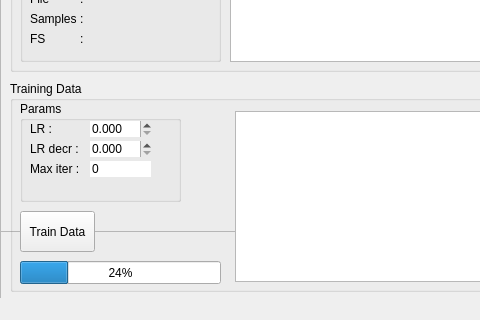
This is Program/view/ui_files/MainWindow.ui in sukorenomw/MFCC-and-LVQ-for-TDSV as Qt 5 draws it before an edit; both pictures show x 0 to 480 and y 138 to 458 of the 673 by 458 pixel window. The edited form follows.
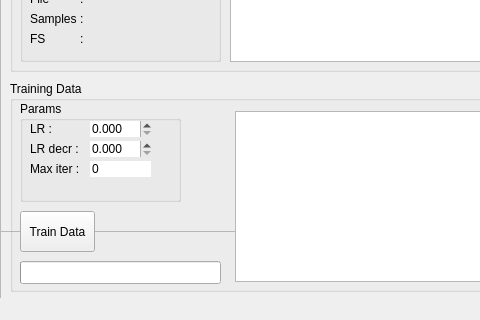
This is the edited form. Icons and pictures are not drawn. Custom widgets are drawn as their Qt base class.

What changed in the file:
```diff
--- a/Program/view/ui_files/MainWindow.ui
+++ b/Program/view/ui_files/MainWindow.ui
@@ -439,7 +439,10 @@
        </rect>
       </property>
       <property name="value">
-       <number>24</number>
+       <number>0</number>
+      </property>
+      <property name="textVisible">
+       <bool>false</bool>
       </property>
      </widget>
      <widget class="QGroupBox" name="paramsGroup">
```
